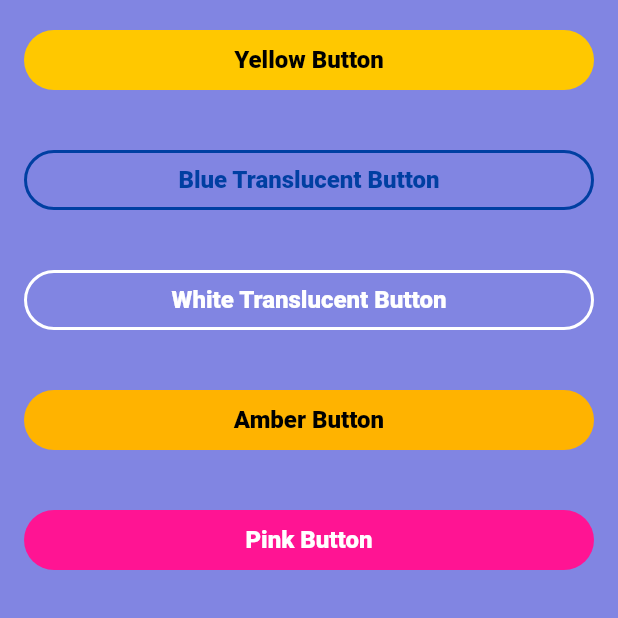
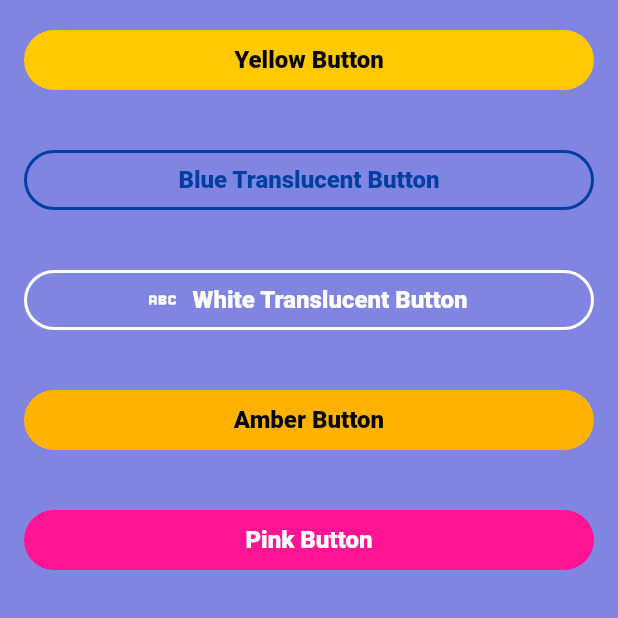
Before and after one commit to lcsvcn/ripple_button, a Flutter app: the screen it shows after launch, on a phone screen of 412 x 824 dp, the top half of it. Run offline on Flutter 3.47's test engine with Material 2 defaults, Android fonts, the phone set to English and light mode, and no system bars; our stand-ins replace another_flushbar.

Commit message:
added icon

```diff
--- a/example/lib/main.dart
+++ b/example/lib/main.dart
@@ -68,15 +68,17 @@ class _MyHomePageState extends State<MyHomePage> {
                 "Blue Translucent Button",
                 padding: EdgeInsets.all(16),
                 type: RippleButtonType.BLUE_TRANSLUCENT,
-                onPressed: () =>
-                    {_showFlushbar("Clicked Blue Translucent Button")},
+                onPressed: () => {_showFlushbar("Clicked Blue Translucent Button")},
               ),
               RippleButton(
                 "White Translucent Button",
                 padding: EdgeInsets.all(16),
                 type: RippleButtonType.WHITE_TRANSLUCENT,
-                onPressed: () =>
-                    {_showFlushbar("Clicked White Translucent Button")},
+                icon: Icon(
+                  Icons.abc,
+                  color: Colors.white,
+                ),
+                onPressed: () => {_showFlushbar("Clicked White Translucent Button")},
               ),
               RippleButton(
                 "Amber Button",
@@ -149,8 +151,7 @@ class _MyHomePageState extends State<MyHomePage> {
                 ),
                 onPressed: () {
                   setState(() => {isEnabled = !isEnabled});
-                  _showFlushbar(
-                      isEnabled ? "Enabled Button" : "Disabled Button");
+                  _showFlushbar(isEnabled ? "Enabled Button" : "Disabled Button");
                 },
               ),
               RippleButton(
--- a/lib/buttons/custom.dart
+++ b/lib/buttons/custom.dart
@@ -8,8 +8,8 @@ part 'package:ripple_button/buttons/translucent.dart';
 part 'package:ripple_button/buttons/round_corner.dart';
 
 class CustomRippleButton extends StatefulWidget {
-  /// [child] expects a widget to be inside the button
-  final Text child;
+  /// [text] expects a widget to be inside the button
+  final Text text;
 
   /// [onPressed] expects a function that will be executed on button press.
   /// if value is [null] it will not be clickable,
@@ -33,34 +33,31 @@ class CustomRippleButton extends StatefulWidget {
   /// Note: Not all colors can be since is a preset button
   final RippleButtonBorder border;
 
+  /// [Icon] expects an icon to show before the button text.
+  /// Optional, if not provided, only shows text
+  final Icon? icon;
+
   CustomRippleButton({
     required this.style,
     required this.isEnabled,
     required this.onPressed,
-    required this.child,
+    required this.text,
     required this.color,
     required this.border,
+    this.icon,
   });
 
   @override
   _CustomRippleButtonState createState() => _CustomRippleButtonState();
 }
 
-class _CustomRippleButtonState extends State<CustomRippleButton>
-    with SingleTickerProviderStateMixin {
-  @override
-  Widget build(BuildContext context) {
-    final double _width =
-        widget.style.width ?? MediaQuery.of(context).size.width;
+class _CustomRippleButtonState extends State<CustomRippleButton> with SingleTickerProviderStateMixin {
+  Widget _buildTextButton() {
+    final double _width = widget.style.width ?? MediaQuery.of(context).size.width;
 
-    return AnimatedOpacity(
-      opacity: widget.isEnabled ? 1.0 : 0.8,
-      duration: Duration(milliseconds: 200),
-      child: AnimatedBouncing(
-        shouldAnimate: widget.isEnabled,
-        child: ElevatedButton(
+    return ElevatedButton(
       onPressed: widget.isEnabled ? widget.onPressed : null,
-          child: widget.child,
+      child: widget.text,
       style: ButtonStyle(
         minimumSize: MaterialStateProperty.all<Size>(Size(
           _width,
@@ -70,9 +67,7 @@ class _CustomRippleButtonState extends State<CustomRippleButton>
           widget.style.elevation,
         ),
         backgroundColor: MaterialStateProperty.all<Color>(
-              widget.isEnabled
-                  ? widget.color.background
-                  : widget.color.disabled,
+          widget.isEnabled ? widget.color.background : widget.color.disabled,
         ),
         foregroundColor: MaterialStateProperty.all<Color>(
           widget.color.foreground,
@@ -90,8 +85,55 @@ class _CustomRippleButtonState extends State<CustomRippleButton>
           ),
         ),
       ),
+    );
+  }
+
+  Widget _buildIconButton() {
+    final double _width = widget.style.width ?? MediaQuery.of(context).size.width;
+
+    return ElevatedButton.icon(
+      onPressed: widget.isEnabled ? widget.onPressed : null,
+      icon: widget.icon!,
+      label: widget.text,
+      style: ButtonStyle(
+        minimumSize: MaterialStateProperty.all<Size>(Size(
+          _width,
+          widget.style.height,
+        )),
+        elevation: MaterialStateProperty.all<double>(
+          widget.style.elevation,
+        ),
+        backgroundColor: MaterialStateProperty.all<Color>(
+          widget.isEnabled ? widget.color.background : widget.color.disabled,
+        ),
+        foregroundColor: MaterialStateProperty.all<Color>(
+          widget.color.foreground,
+        ),
+        shadowColor: MaterialStateProperty.all<Color>(
+          widget.color.shadow,
+        ),
+        overlayColor: MaterialStateProperty.all<Color>(
+          widget.color.overlay,
+        ),
+        shape: MaterialStateProperty.all<RoundedRectangleBorder>(
+          RoundedRectangleBorder(
+            borderRadius: widget.border.radius,
+            side: widget.border.side,
+          ),
         ),
       ),
     );
   }
+
+  @override
+  Widget build(BuildContext context) {
+    return AnimatedOpacity(
+      opacity: widget.isEnabled ? 1.0 : 0.8,
+      duration: Duration(milliseconds: 200),
+      child: AnimatedBouncing(
+        shouldAnimate: widget.isEnabled,
+        child: (widget.icon == null) ? _buildTextButton() : _buildIconButton(),
+      ),
+    );
   }
+}
--- a/lib/buttons/round_corner.dart
+++ b/lib/buttons/round_corner.dart
@@ -23,6 +23,10 @@ class RoundCornerRippleButton extends StatelessWidget {
   /// Note: Not all colors can be since is a preset button
   final RippleButtonBorder border;
 
+  /// [Icon] expects an icon to show before the button text.
+  /// Optional, if not provided, only shows text
+  final Icon? icon;
+
   final Color background;
 
   RoundCornerRippleButton({
@@ -33,10 +37,10 @@ class RoundCornerRippleButton extends StatelessWidget {
     required this.color,
     required this.border,
     required this.background,
+    this.icon,
   });
 
-  bool get _isLightColor =>
-      ThemeData.estimateBrightnessForColor(background) == Brightness.light;
+  bool get _isLightColor => ThemeData.estimateBrightnessForColor(background) == Brightness.light;
 
   @override
   Widget build(BuildContext context) {
@@ -59,7 +63,7 @@ class RoundCornerRippleButton extends StatelessWidget {
         elevation: style.elevation,
       ),
       onPressed: onPressed,
-      child: Text(
+      text: Text(
         text,
         style: style.text ??
             TextStyle(
@@ -68,6 +72,7 @@ class RoundCornerRippleButton extends StatelessWidget {
               fontWeight: FontWeight.w900,
             ),
       ),
+      icon: icon,
     );
   }
 }
--- a/lib/buttons/translucent.dart
+++ b/lib/buttons/translucent.dart
@@ -25,6 +25,10 @@ class TranslucentRippleButton extends StatelessWidget {
 
   final Color background;
 
+  /// [Icon] expects an icon to show before the button text.
+  /// Optional, if not provided, only shows text
+  final Icon? icon;
+
   TranslucentRippleButton({
     required this.onPressed,
     required this.isEnabled,
@@ -33,6 +37,7 @@ class TranslucentRippleButton extends StatelessWidget {
     required this.color,
     required this.border,
     required this.background,
+    this.icon,
   });
 
   @override
@@ -59,7 +64,7 @@ class TranslucentRippleButton extends StatelessWidget {
         elevation: style.elevation,
       ),
       onPressed: onPressed,
-      child: Text(
+      text: Text(
         text,
         style: style.text ??
             TextStyle(
@@ -68,6 +73,7 @@ class TranslucentRippleButton extends StatelessWidget {
               fontWeight: FontWeight.w900,
             ),
       ),
+      icon: icon,
     );
   }
 }
--- a/lib/ripple_button.dart
+++ b/lib/ripple_button.dart
@@ -19,6 +19,7 @@ class RippleButton extends StatelessWidget {
     this.style = const RippleButtonStyle(),
     this.color = const RippleButtonColor(),
     this.border = const RippleButtonBorder(),
+    this.icon,
   });
 
   /// [onPressed] expects a function that will be executed on button press.
@@ -71,6 +72,10 @@ class RippleButton extends StatelessWidget {
   ///  [default] value is [RippleButtonType.none] (set your own custom design)
   final RippleButtonType type;
 
+  /// [Icon] expects an icon to show before the button text.
+  /// Optional, if not provided, only shows text
+  final Icon? icon;
+
   _buildButtonFromType() {
     final textWidget = Text(
       text,
@@ -87,6 +92,7 @@ class RippleButton extends StatelessWidget {
           color: color,
           border: border,
           background: Color(0xFF003FA2),
+          icon: icon,
         );
 
       case RippleButtonType.WHITE_TRANSLUCENT:
@@ -98,6 +104,7 @@ class RippleButton extends StatelessWidget {
           color: color,
           border: border,
           background: Colors.white,
+          icon: icon,
         );
 
       case RippleButtonType.YELLOW:
@@ -109,6 +116,7 @@ class RippleButton extends StatelessWidget {
           color: color,
           border: border,
           background: Color(0xFFFFC800),
+          icon: icon,
         );
 
       case RippleButtonType.AMBER:
@@ -120,6 +128,7 @@ class RippleButton extends StatelessWidget {
           color: color,
           border: border,
           background: Color(0xFFFFB300),
+          icon: icon,
         );
 
       case RippleButtonType.PINK:
@@ -131,6 +140,7 @@ class RippleButton extends StatelessWidget {
           color: color,
           border: border,
           background: Color(0xFFFF1493),
+          icon: icon,
         );
 
       // https://brandcolors.net/b/whatsapp
@@ -143,6 +153,7 @@ class RippleButton extends StatelessWidget {
           color: color,
           border: border,
           background: Color(0xFF25d366),
+          icon: icon,
         );
 
       case RippleButtonType.GREEN_DARK_WHATSAPP:
@@ -154,6 +165,7 @@ class RippleButton extends StatelessWidget {
           color: color,
           border: border,
           background: Color(0xFF128c7e),
+          icon: icon,
         );
 
       // https://brandcolors.net/b/google
@@ -166,6 +178,7 @@ class RippleButton extends StatelessWidget {
           color: color,
           border: border,
           background: Color(0xFFEA4335),
+          icon: icon,
         );
 
       // https://brandcolors.net/b/telegram
@@ -178,16 +191,18 @@ class RippleButton extends StatelessWidget {
           color: color,
           border: border,
           background: Color(0xFF0088CC),
+          icon: icon,
         );
 
       default:
         return CustomRippleButton(
-          child: textWidget,
+          text: textWidget,
           onPressed: onPressed,
           isEnabled: isEnabled,
           style: style,
           color: color,
           border: border,
+          icon: icon,
         );
     }
   }
```
Lines whose indentation alone changed are shown as unchanged.
